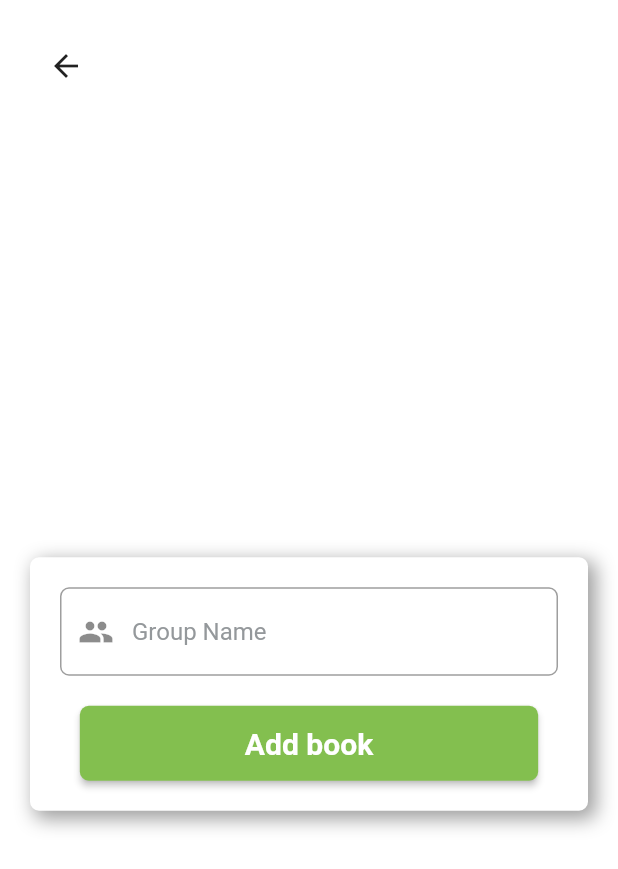
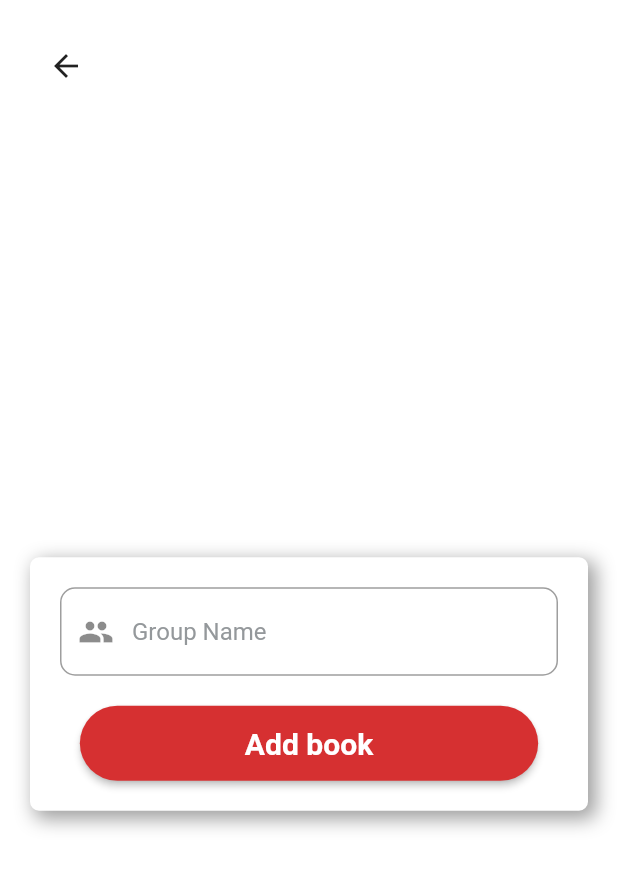
Before and after one commit to freedomkhanyile/mybookclub-flutter, a Flutter app: the NoGroupScreen screen opened directly, after a tap on "Create", on a phone screen of 412 x 824 dp. Shown: the top 869 px of the screen. Run offline on Flutter 3.47's test engine with Material 2 defaults, Android fonts, the phone set to English and light mode, and no system bars; our stand-ins replace cloud_firestore, firebase_auth, firebase_core, firebase_messaging, flutter_datetime_picker, google_sign_in and 1 more; missing offline and left inert: cloud_firestore_platform_interface; accounts and stored records are empty; network calls fail.

Commit message:
Changed book club logo and theme.

```diff
--- a/src/v2/my_book_club/lib/screens/book/bookHistory/localWidgets/bookItem.dart
+++ b/src/v2/my_book_club/lib/screens/book/bookHistory/localWidgets/bookItem.dart
@@ -48,7 +48,10 @@ class BookItem extends StatelessWidget {
             width: double.infinity,
             height: 40,
             child: RaisedButton(
-              child: Text("Reviews"),
+              child: Text(
+                "Reviews",
+                style: TextStyle(color: Colors.white),
+              ),
               onPressed: () => _goToReviewHistory(context),
             ),
           )
--- a/src/v2/my_book_club/lib/screens/group/inGroup/inGroupScreen.dart
+++ b/src/v2/my_book_club/lib/screens/group/inGroup/inGroupScreen.dart
@@ -99,7 +99,8 @@ class _InGroupScreenState extends State<InGroupScreen> {
               ((_currentUser != null) ? _currentUser!.fullName! : "anonymous"),
           style: TextStyle(
             fontSize: 16,
-            fontWeight: FontWeight.w300,
+            fontWeight: FontWeight.w500,
+            color: Colors.black,
           ),
         ),
         backgroundColor: Colors.transparent,
--- a/src/v2/my_book_club/lib/screens/group/notInGroup/noGroup.dart
+++ b/src/v2/my_book_club/lib/screens/group/notInGroup/noGroup.dart
@@ -64,7 +64,11 @@ class NoGroupScreen extends StatelessWidget {
         ),
         Padding(
           padding: EdgeInsets.all(80.0),
-          child: Image.asset("assets/logo.jpg"),
+          child: Image.asset(
+            "assets/Jotta-logo.png",
+            width: 150,
+            height: 150,
+          ),
         ),
         Padding(
           padding: const EdgeInsets.symmetric(horizontal: 32.0),
@@ -90,14 +94,30 @@ class NoGroupScreen extends StatelessWidget {
           child: Row(
             mainAxisAlignment: MainAxisAlignment.spaceEvenly,
             children: <Widget>[
-              RaisedButton(
-                child: Text("Create"),
-                color: Theme.of(context).canvasColor,
-                shape: ContinuousRectangleBorder(
-                    borderRadius: BorderRadius.circular(6.0),
-                    side: BorderSide(
-                        color: Theme.of(context).secondaryHeaderColor,
-                        width: 2)),
+              // RaisedButton(
+              //   child: Text("Create"),
+              //   color: Theme.of(context).canvasColor,
+              //   shape: ContinuousRectangleBorder(
+              //       borderRadius: BorderRadius.circular(6.0),
+              //       side: BorderSide(
+              //           color: Theme.of(context).secondaryHeaderColor,
+              //           width: 2)),
+              //   onPressed: () => _goToCreate(context),
+              // ),
+              OutlineButton(
+                shape: RoundedRectangleBorder(
+                    borderRadius: BorderRadius.circular(50)),
+                highlightElevation: 0,
+                splashColor: Colors.grey,
+                borderSide: BorderSide(
+                  color: Theme.of(context).primaryColor,
+                ),
+                child: Text(
+                  "Create",
+                  style: TextStyle(
+                    color: Theme.of(context).primaryColor,
+                  ),
+                ),
                 onPressed: () => _goToCreate(context),
               ),
               RaisedButton(
--- a/src/v2/my_book_club/lib/screens/login/login.dart
+++ b/src/v2/my_book_club/lib/screens/login/login.dart
@@ -14,7 +14,7 @@ class Login extends StatelessWidget {
             children: <Widget>[
               Padding(
                 padding: EdgeInsets.all(32),
-                child: Image.asset("assets/logo.jpg"),
+                child: Image.asset("assets/Jotta-logo.png", width: 150, height: 150,),
               ),
               SizedBox(height:20.0,),
               LoginForm()
--- a/src/v2/my_book_club/lib/utils/ourTheme.dart
+++ b/src/v2/my_book_club/lib/utils/ourTheme.dart
@@ -4,36 +4,39 @@ class OurTheme {
   Color _cloud = HexColor("#FFFFFF");
   Color _grey = HexColor("#94989B");
   Color _black = HexColor("#000000");
+
+  // Change App theme
+  Color _red = HexColor("#D63031");
+  Color _lightRed = HexColor("#FF7675");
+
   Color _lightGreen = HexColor("#83BF4F");
   Color _darkGreen = HexColor("#699635");
-  double _borderRadius = 6.0;
+
+  double _borderRadius = 10.0;
+  double _btnBorderRadius = 50.0;
   ThemeData buildTheme() {
     return ThemeData(
       canvasColor: _cloud,
-      primaryColor: _lightGreen,
+      primaryColor: _red,
       accentColor: _black,
       secondaryHeaderColor: _grey,
       hintColor: _grey,
-      inputDecorationTheme: InputDecorationTheme(border: OutlineInputBorder(
+      inputDecorationTheme: InputDecorationTheme(
+          border: OutlineInputBorder(
               borderRadius: BorderRadius.circular(_borderRadius),
-        borderSide: BorderSide(
-          color: _grey
-        )
-      ),
+              borderSide: BorderSide(color: _grey)),
           focusedBorder: OutlineInputBorder(
               borderRadius: BorderRadius.circular(_borderRadius),
-        borderSide: BorderSide(
-          color: _lightGreen
-        )
-      )),
+              borderSide: BorderSide(color: _lightRed))),
       buttonTheme: ButtonThemeData(
-         buttonColor: _lightGreen,
+        buttonColor: _red,
         padding: EdgeInsets.symmetric(horizontal: 20.0),
         minWidth: 150,
         height: 50,
         shape: RoundedRectangleBorder(
-           borderRadius: BorderRadius.circular(_borderRadius),),
-      )
+          borderRadius: BorderRadius.circular(_btnBorderRadius),
+        ),
+      ),
     );
   }
 }
--- a/src/v2/my_book_club/pubspec.yaml
+++ b/src/v2/my_book_club/pubspec.yaml
@@ -29,7 +29,7 @@ dependencies:
   # Use with the CupertinoIcons class for iOS style icons.
   cupertino_icons: ^1.0.2
 
-   # firebase integration
+  # firebase integration
   firebase_core: 1.4.0
   firebase_auth: 3.0.1
   cloud_firestore: 2.4.0
@@ -57,6 +57,7 @@ flutter:
   assets:
     - assets/logo.jpg
     - assets/google_icon.png
+    - assets/Jotta-logo.png
 
   # An image asset can refer to one or more resolution-specific "variants", see
   # https://flutter.dev/assets-and-images/#resolution-aware.
```
Also changed, not shown: src/v2/my_book_club/lib/screens/group/inGroup/localWidgets/bottomCard.dart (+6 -1 lines), src/v2/my_book_club/lib/screens/login/localWidgets/loginForm.dart (+6 -2 lines), src/v2/my_book_club/assets/Jotta-logo.png (added), 5 other files. Lines whose indentation alone changed are shown as unchanged.
